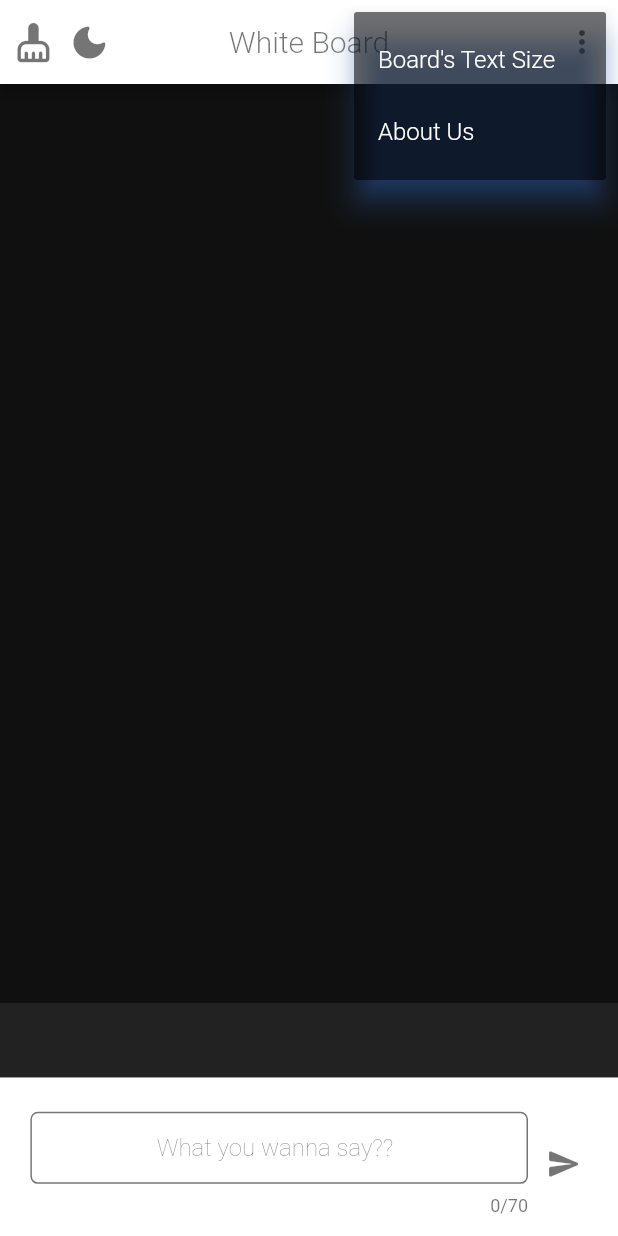
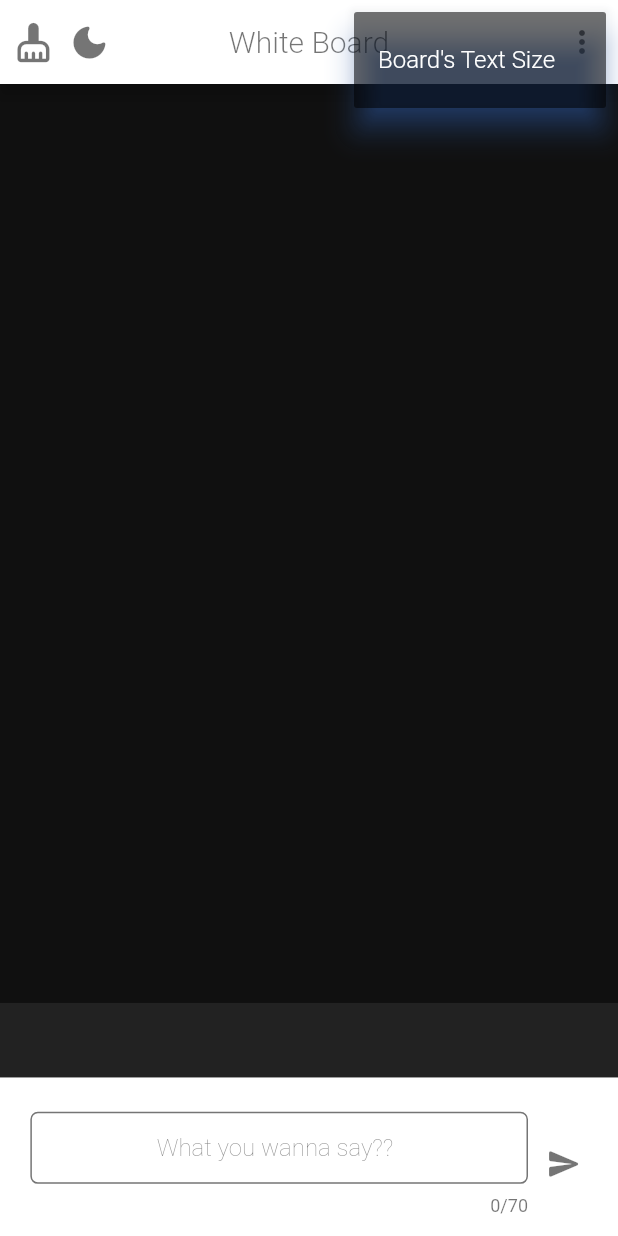
Before and after one commit to CleverJotech/whiteboard, a Flutter app: the screen it shows after launch, after a tap on the "light mode" icon, after a tap on the "more vert" icon, on a phone screen of 412 x 824 dp. Run offline on Flutter 3.47's test engine with Material 2 defaults, Android fonts, the phone set to English and light mode, and no system bars; our stand-ins replace animated_text_kit, flutter_screenutil.

Commit message:
about us removed

```diff
--- a/lib/main.dart
+++ b/lib/main.dart
@@ -393,16 +393,16 @@ class _MyHomePageState extends State<MyHomePage> {
                       },
                     ),
                   ),
-                  PopupMenuItem(
-                    value: SampleItem.itemTwo,
-                    child: Text(
-                      'About Us',
-                      style: TextStyle(
-                        color: colorMaroon,
-                        fontWeight: FontWeight.w300,
-                      ),
-                    ),
-                  ),
+                  // PopupMenuItem(
+                  //   value: SampleItem.itemTwo,
+                  //   child: Text(
+                  //     'About Us',
+                  //     style: TextStyle(
+                  //       color: colorMaroon,
+                  //       fontWeight: FontWeight.w300,
+                  //     ),
+                  //   ),
+                  // ),
                 ];
               },
               onSelected: (SampleItem item) {
```
